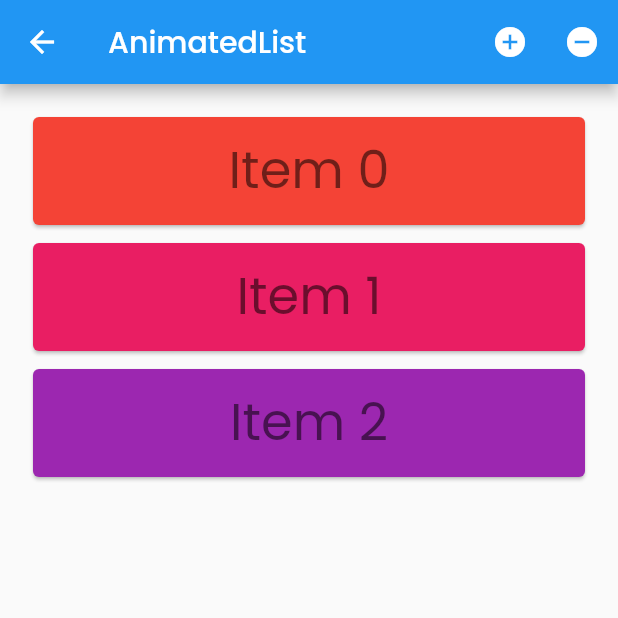
After one commit to amaljoe/people_counter_flutter, a Flutter app: the AnimatedListSample screen opened directly, on a phone screen of 412 x 824 dp, the top half of it. The commit adds this screen. Run offline on Flutter 3.47's test engine with Material 2 defaults, Android fonts, the phone set to English and light mode, and no system bars; our stand-ins replace cloud_firestore, firebase_core, fl_chart, google_fonts; accounts and stored records are empty.

Commit message:
improve list animation and graph

```diff
--- /dev/null
+++ b/lib/home/home_screen.dart
@@ -0,0 +1,197 @@
+import 'package:flutter/material.dart';
+
+class AnimatedListSample extends StatefulWidget {
+  @override
+  _AnimatedListSampleState createState() => _AnimatedListSampleState();
+}
+
+class _AnimatedListSampleState extends State<AnimatedListSample> {
+  final GlobalKey<AnimatedListState> _listKey = GlobalKey<AnimatedListState>();
+  ListModel<int> _list;
+  int _selectedItem;
+  int _nextItem; // The next item inserted when the user presses the '+' button.
+
+  @override
+  void initState() {
+    super.initState();
+    _list = ListModel<int>(
+      listKey: _listKey,
+      initialItems: <int>[0, 1, 2],
+      removedItemBuilder: _buildRemovedItem,
+    );
+    _nextItem = 3;
+  }
+
+  // Used to build list items that haven't been removed.
+  Widget _buildItem(
+      BuildContext context, int index, Animation<double> animation) {
+    return CardItem(
+      animation: animation,
+      item: _list[index],
+      selected: _selectedItem == _list[index],
+      onTap: () {
+        setState(() {
+          _selectedItem = _selectedItem == _list[index] ? null : _list[index];
+        });
+      },
+    );
+  }
+
+  // Used to build an item after it has been removed from the list. This
+  // method is needed because a removed item remains visible until its
+  // animation has completed (even though it's gone as far this ListModel is
+  // concerned). The widget will be used by the
+  // [AnimatedListState.removeItem] method's
+  // [AnimatedListRemovedItemBuilder] parameter.
+  Widget _buildRemovedItem(
+      int item, BuildContext context, Animation<double> animation) {
+    return CardItem(
+      animation: animation,
+      item: item,
+      selected: false,
+      // No gesture detector here: we don't want removed items to be interactive.
+    );
+  }
+
+  // Insert the "next item" into the list model.
+  void _insert() {
+    final int index =
+        _selectedItem == null ? _list.length : _list.indexOf(_selectedItem);
+    _list.insert(index, _nextItem++);
+  }
+
+  // Remove the selected item from the list model.
+  void _remove() {
+    if (_selectedItem != null) {
+      _list.removeAt(_list.indexOf(_selectedItem));
+      setState(() {
+        _selectedItem = null;
+      });
+    }
+  }
+
+  @override
+  Widget build(BuildContext context) {
+    return Scaffold(
+      appBar: AppBar(
+        title: const Text('AnimatedList'),
+        actions: <Widget>[
+          IconButton(
+            icon: const Icon(Icons.add_circle),
+            onPressed: _insert,
+            tooltip: 'insert a new item',
+          ),
+          IconButton(
+            icon: const Icon(Icons.remove_circle),
+            onPressed: _remove,
+            tooltip: 'remove the selected item',
+          ),
+        ],
+      ),
+      body: Padding(
+        padding: const EdgeInsets.all(16.0),
+        child: AnimatedList(
+          key: _listKey,
+          initialItemCount: _list.length,
+          itemBuilder: _buildItem,
+        ),
+      ),
+    );
+  }
+}
+
+/// Keeps a Dart [List] in sync with an [AnimatedList].
+///
+/// The [insert] and [removeAt] methods apply to both the internal list and
+/// the animated list that belongs to [listKey].
+///
+/// This class only exposes as much of the Dart List API as is needed by the
+/// sample app. More list methods are easily added, however methods that
+/// mutate the list must make the same changes to the animated list in terms
+/// of [AnimatedListState.insertItem] and [AnimatedList.removeItem].
+class ListModel<E> {
+  ListModel({
+    this.listKey,
+    this.removedItemBuilder,
+    Iterable<E> initialItems,
+  }) : _items = List<E>.from(initialItems ?? <E>[]);
+
+  final GlobalKey<AnimatedListState> listKey;
+  final dynamic removedItemBuilder;
+  final List<E> _items;
+
+  AnimatedListState get _animatedList => listKey.currentState;
+
+  void insert(int index, E item) {
+    _items.insert(index, item);
+    _animatedList.insertItem(index);
+  }
+
+  E removeAt(int index) {
+    final E removedItem = _items.removeAt(index);
+    if (removedItem != null) {
+      _animatedList.removeItem(
+        index,
+        (BuildContext context, Animation<double> animation) {
+          return removedItemBuilder(removedItem, context, animation);
+        },
+      );
+    }
+    return removedItem;
+  }
+
+  int get length => _items.length;
+
+  E operator [](int index) => _items[index];
+
+  int indexOf(E item) => _items.indexOf(item);
+}
+
+/// Displays its integer item as 'item N' on a Card whose color is based on
+/// the item's value.
+///
+/// The text is displayed in bright green if [selected] is
+/// true. This widget's height is based on the [animation] parameter, it
+/// varies from 0 to 128 as the animation varies from 0.0 to 1.0.
+class CardItem extends StatelessWidget {
+  const CardItem({
+    Key key,
+    this.onTap,
+    this.selected = false,
+    @required this.animation,
+    @required this.item,
+  })  : assert(item >= 0),
+        super(key: key);
+
+  final Animation<double> animation;
+  final VoidCallback onTap;
+  final int item;
+  final bool selected;
+
+  @override
+  Widget build(BuildContext context) {
+    TextStyle textStyle = Theme.of(context).textTheme.headline4;
+    if (selected)
+      textStyle = textStyle.copyWith(color: Colors.lightGreenAccent[400]);
+    return Padding(
+      padding: const EdgeInsets.all(2.0),
+      child: SizeTransition(
+        axis: Axis.vertical,
+        sizeFactor: animation,
+        child: GestureDetector(
+          behavior: HitTestBehavior.opaque,
+          onTap: onTap,
+          child: SizedBox(
+            height: 80.0,
+            child: Card(
+              color: Colors.primaries[item % Colors.primaries.length],
+              child: Center(
+                child: Text('Item $item', style: textStyle),
+              ),
+            ),
+          ),
+        ),
+      ),
+    );
+  }
+}
--- a/lib/main.dart
+++ b/lib/main.dart
@@ -7,7 +7,7 @@ import 'package:people_counter/splash_screen.dart';
 
 void main() {
   SystemChrome.setSystemUIOverlayStyle(
-      SystemUiOverlayStyle(statusBarColor: Color(0xFF)));
+      SystemUiOverlayStyle(statusBarColor: Color(0xff232d37)));
   runApp(MyApp());
 }
 
--- a/lib/store/components/activity_item.dart
+++ b/lib/store/components/activity_item.dart
@@ -1,6 +1,7 @@
 import 'package:flutter/material.dart';
 import 'package:people_counter/models/activity.dart';
 import 'package:people_counter/utils/constants.dart';
+import 'package:people_counter/utils/status_graph.dart';
 
 class ActivityItem extends StatelessWidget {
   final Activity activity;
@@ -50,8 +51,7 @@ class ActivityItem extends StatelessWidget {
               Icon(Icons.schedule_rounded),
               SizedBox(height: 4),
               Text(
-                '${activity.time.hour % 12}:${activity.time.minute > 9 ? activity.time.minute : '0' + activity.time.minute.toString()} ' +
-                    (activity.time.hour > 12 ? 'PM' : 'AM'),
+                StatusGraph.getFormattedTime(activity.time),
                 style: TextStyle(fontSize: 14),
               )
             ],
```
Also changed, not shown: lib/models/status_point.dart (added, +29 -0 lines), lib/store/components/status.dart (+40 -24 lines), lib/store/store_screen.dart (+6 -3 lines), lib/utils/status_graph.dart (added, +76 -0 lines).
